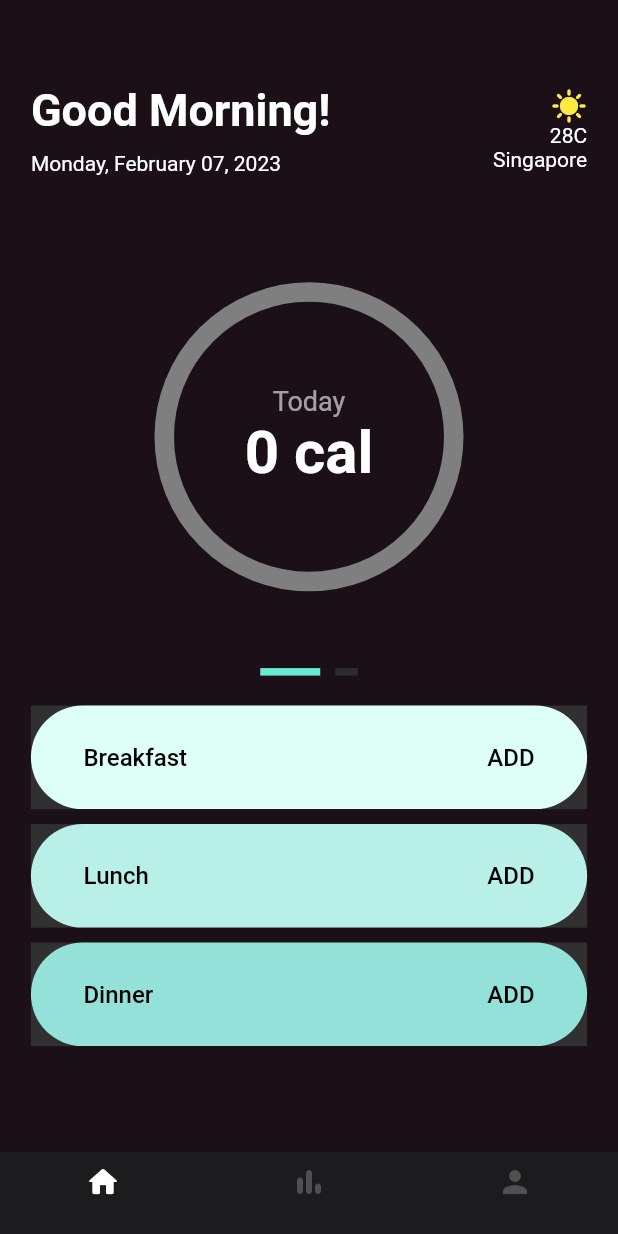
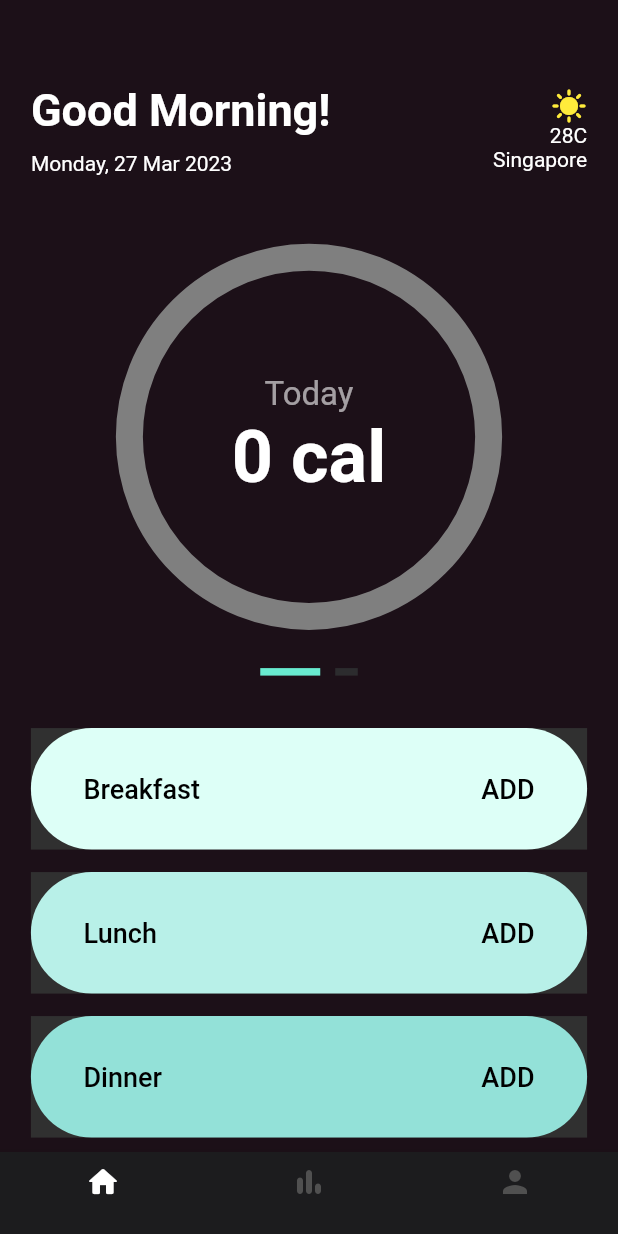
Before and after one commit to deadinside1880/CaloriFit, a Flutter app: the Home screen opened directly, on a phone screen of 412 x 824 dp. Run offline on Flutter 3.47's test engine with Material 2 defaults, Android fonts, the light colour scheme and no system bars; drawn by our look-alikes of percent_indicator; our stand-ins replace cloud_firestore, firebase_auth, firebase_core, firebase_storage, fl_chart, image_picker and 2 more; missing offline and left inert: dart:ffi, tflite_flutter, tflite_flutter_helper; accounts and stored records are empty; network calls fail; project files that could hold a hidden picture were left out.

Commit message:
Removed hard coded date

```diff
--- a/lib/Widgets/MealButton.dart
+++ b/lib/Widgets/MealButton.dart
@@ -24,7 +24,7 @@ class _MealButtonState extends State<MealButton> {
     return
       Container(
         clipBehavior: Clip.antiAlias,
-        padding: const EdgeInsets.symmetric(horizontal: 35, vertical: 25),
+        padding: const EdgeInsets.symmetric(horizontal: 35, vertical: 30),
         decoration: BoxDecoration(
           borderRadius: BorderRadius.circular(48),
           color: widget.color,
@@ -34,13 +34,13 @@ class _MealButtonState extends State<MealButton> {
           child: Row(
           crossAxisAlignment: CrossAxisAlignment.center,
           children: [
-            Text(widget.meal, style: const TextStyle(color: Colors.black, fontSize: 16, fontWeight: FontWeight.w500)),
+            Text(widget.meal, style: const TextStyle(color: Colors.black, fontSize: 18, fontWeight: FontWeight.w500)),
             Flexible(child: Container()),
             //widget.cal > 0? const Icon(Icons.fireplace) : Container(),
             const SizedBox(width: 10,),
             widget.cal>0?
-            Text("${widget.cal} cal",style: const TextStyle(color: Colors.black, fontSize: 16, fontWeight: FontWeight.w500))
-            : const Text("ADD", style: TextStyle(color: Colors.black, fontSize: 16, fontWeight: FontWeight.w500),)
+            Text("${widget.cal} cal",style: const TextStyle(color: Colors.black, fontSize: 18, fontWeight: FontWeight.w500))
+            : const Text("ADD", style: TextStyle(color: Colors.black, fontSize: 18, fontWeight: FontWeight.w500),)
           ],
         ),
       ),
--- a/lib/screens/homescreen.dart
+++ b/lib/screens/homescreen.dart
@@ -5,6 +5,7 @@ import 'package:calori_fit/resources/providers.dart';
 import 'package:flutter/material.dart';
 import 'package:percent_indicator/circular_percent_indicator.dart';
 import 'package:provider/provider.dart';
+import 'package:intl/intl.dart';
 
 import '../Widgets/MealButton.dart';
 import '../models/Meal.dart';
@@ -18,19 +19,30 @@ class HomeScreen extends StatefulWidget {
 }
 
 class _HomeScreenState extends State<HomeScreen> {
-
   bool _isfirstWidget = true;
   Meal? breakfast;
   Meal? lunch;
   Meal? dinner;
 
-  setMeals(){
+  setMeals() {
     List<Meal> meals = context.read<Providers>().getUser.meals;
-    for(Meal meal in meals){
-      switch(meal.mealType){
-        case MealType.BREAKFAST : {breakfast = meal;} break;
-        case MealType.LUNCH : {lunch = meal;} break;
-        case MealType.DINNER : {dinner = meal;} break;
+    for (Meal meal in meals) {
+      switch (meal.mealType) {
+        case MealType.BREAKFAST:
+          {
+            breakfast = meal;
+          }
+          break;
+        case MealType.LUNCH:
+          {
+            lunch = meal;
+          }
+          break;
+        case MealType.DINNER:
+          {
+            dinner = meal;
+          }
+          break;
       }
       print(meal.calorieCount);
     }
@@ -38,35 +50,55 @@ class _HomeScreenState extends State<HomeScreen> {
 
   @override
   Widget build(BuildContext context) {
-    int todaysCals = context.watch<Providers>().getUser.meals.fold(0, (sum, meal) => sum+meal.calorieCount);
+    int todaysCals = context
+        .watch<Providers>()
+        .getUser
+        .meals
+        .fold(0, (sum, meal) => sum + meal.calorieCount);
     setMeals();
-    print(DateTime.now());
+
+    var date = DateTime.now();
+    String datestr = DateFormat('EEEE, d MMM yyyy').format(date);
+    print(datestr);
     return Container(
-        padding: EdgeInsets.symmetric(horizontal: MediaQuery.of(context).size.width/20),
+      padding: EdgeInsets.symmetric(
+          horizontal: MediaQuery.of(context).size.width / 20),
       child: Column(
         children: [
           Row(
             children: [
               Column(
                 crossAxisAlignment: CrossAxisAlignment.start,
-                  children: const [
-                    Text("Good Morning!", style: TextStyle(fontSize: 30, fontWeight: FontWeight.w600),),
-                    SizedBox(height: 10,),
-                    Text("Monday, February 07, 2023")
+                children: [
+                  const Text(
+                    "Good Morning!",
+                    style: TextStyle(fontSize: 30, fontWeight: FontWeight.w600),
+                  ),
+                  const SizedBox(
+                    height: 10,
+                  ),
+                  Text(
+                    datestr
+                  )
                 ],
               ),
               Flexible(child: Container()),
               Column(
                 crossAxisAlignment: CrossAxisAlignment.end,
                 children: const [
-                    Icon(Icons.sunny,color: Colors.yellow,),
+                  Icon(
+                    Icons.sunny,
+                    color: Colors.yellow,
+                  ),
                   Text("28C"),
                   Text("Singapore")
                 ],
               )
             ],
           ),
-            const SizedBox(height: 30,),
+          const SizedBox(
+            height: 30,
+          ),
           AnimatedContainer(
               duration: const Duration(seconds: 5),
               child: Column(
@@ -80,88 +112,121 @@ class _HomeScreenState extends State<HomeScreen> {
                             _isfirstWidget = !_isfirstWidget;
                           });
                         },
-                      child:
-                      _isfirstWidget?
-                      Stack(
+                        child: _isfirstWidget
+                            ? Stack(
                                 alignment: Alignment.center,
                                 children: [
                                   CircularPercentIndicator(
-                            radius: MediaQuery.of(context).size.width/4,
-                            lineWidth: 13,
+                                    radius:
+                                        MediaQuery.of(context).size.width /3.2,
+                                    lineWidth: 18,
                                     backgroundColor: const Color(0xFF7F7F7F),
                                     progressColor: maingreen,
-                            percent: context.watch<Providers>().getUser.calorieGoal==0? 0: todaysCals / context.watch<Providers>().getUser.calorieGoal,
+                                    percent: context
+                                                .watch<Providers>()
+                                                .getUser
+                                                .calorieGoal ==
+                                            0
+                                        ? 0
+                                        : todaysCals /
+                                            context
+                                                .watch<Providers>()
+                                                .getUser
+                                                .calorieGoal,
                                     circularStrokeCap: CircularStrokeCap.round,
                                     animation: true,
                                     animationDuration: 500,
                                   ),
                                   Column(
                                     mainAxisAlignment: MainAxisAlignment.center,
-                              crossAxisAlignment: CrossAxisAlignment.center,
-                              children:[
-                                const Text("Today", style: TextStyle(fontSize: 18, color: Color.fromRGBO(255, 255, 255, 0.6)),),
-                                FittedBox(child: Text("$todaysCals cal", style: const TextStyle(fontSize: 40, fontWeight: FontWeight.w600),))
+                                    crossAxisAlignment:
+                                        CrossAxisAlignment.center,
+                                    children: [
+                                      const Text(
+                                        "Today",
+                                        style: TextStyle(
+                                            fontSize: 22,
+                                            color: Color.fromRGBO(
+                                                255, 255, 255, 0.6)),
+                                      ),
+                                      FittedBox(
+                                          child: Text(
+                                        "$todaysCals cal",
+                                        style: const TextStyle(
+                                            fontSize: 48,
+                                            fontWeight: FontWeight.w600),
+                                      ))
                                     ],
                                   ),
                                 ],
                               )
-                      :
-                      BarChartWidget(weeklyCalories: context.read<Providers>().getUser.weeklyCalories)
+                            : BarChartWidget(
+                                weeklyCalories: context
+                                    .read<Providers>()
+                                    .getUser
+                                    .weeklyCalories)),
                   ),
+                  const SizedBox(
+                    height: 10,
                   ),
-                  const SizedBox(height: 10,),
                   Row(
                     mainAxisAlignment: MainAxisAlignment.center,
                     children: [
                       AnimatedContainer(
                         duration: const Duration(milliseconds: 100),
                         height: 5,
-                        width: _isfirstWidget? 40:15,
-                        color: _isfirstWidget? maingreen : grey,
+                        width: _isfirstWidget ? 40 : 15,
+                        color: _isfirstWidget ? maingreen : grey,
                       ),
-                      const SizedBox(width: 10,),
+                      const SizedBox(
+                        width: 10,
+                      ),
                       AnimatedContainer(
                         duration: const Duration(milliseconds: 200),
                         height: 5,
-                        width: !_isfirstWidget? 40:15,
-                        color: !_isfirstWidget? maingreen : grey,
+                        width: !_isfirstWidget ? 40 : 15,
+                        color: !_isfirstWidget ? maingreen : grey,
                       ),
                     ],
                   )
                 ],
-              )
+              )),
+          const SizedBox(
+            height: 35,
           ),
-            const SizedBox(height: 20,),
           Material(
               child: MealButton(
-                cal: breakfast== null? 0: breakfast!.calorieCount,
+                  cal: breakfast == null ? 0 : breakfast!.calorieCount,
                   meal: "Breakfast",
                   color: green1,
                   dosumn: () => Navigator.of(context).push(MaterialPageRoute(
-                  builder: (context) => const AddNewMealWidget(color: green1, meal: "Breakfast")))
-              )
+                      builder: (context) => const AddNewMealWidget(
+                          color: green1, meal: "Breakfast"))))),
+          const SizedBox(
+            height: 15,
           ),
-            const SizedBox(height: 10,),
           Material(
               child: MealButton(
-                cal: lunch== null? 0: lunch!.calorieCount,
+                  cal: lunch == null ? 0 : lunch!.calorieCount,
                   meal: "Lunch",
                   color: green2,
                   dosumn: () => Navigator.of(context).push(MaterialPageRoute(
-                  builder: (context) => const AddNewMealWidget(color: green2, meal: "Lunch")))
-              )
+                      builder: (context) => const AddNewMealWidget(
+                          color: green2, meal: "Lunch"))))),
+          const SizedBox(
+            height: 15,
           ),
-            const SizedBox(height: 10,),
           Material(
               child: MealButton(
-                cal: dinner== null? 0: dinner!.calorieCount,
+                  cal: dinner == null ? 0 : dinner!.calorieCount,
                   meal: "Dinner",
                   color: green3,
                   dosumn: () => Navigator.of(context).push(MaterialPageRoute(
-                  builder: (context) => const AddNewMealWidget(color: green3, meal: "Dinner")))
-              )
+                      builder: (context) => const AddNewMealWidget(
+                          color: green3, meal: "Dinner"))))),
+          const SizedBox(
+            height: 15,
           ),
-            const SizedBox(height: 10,),
         ],
       ),
     );
--- a/pubspec.yaml
+++ b/pubspec.yaml
@@ -47,6 +47,7 @@ dependencies:
   firebase_core: ^2.8.0
   firebase_ml_model_downloader: ^0.2.0+13
   provider: ^6.0.5
+  intl: ^0.16.0
   tflite_flutter: ^0.9.0
   # tflite_flutter_helper: ^0.3.1
   tflite_flutter_helper:
```
Lines whose indentation alone changed are shown as unchanged.
